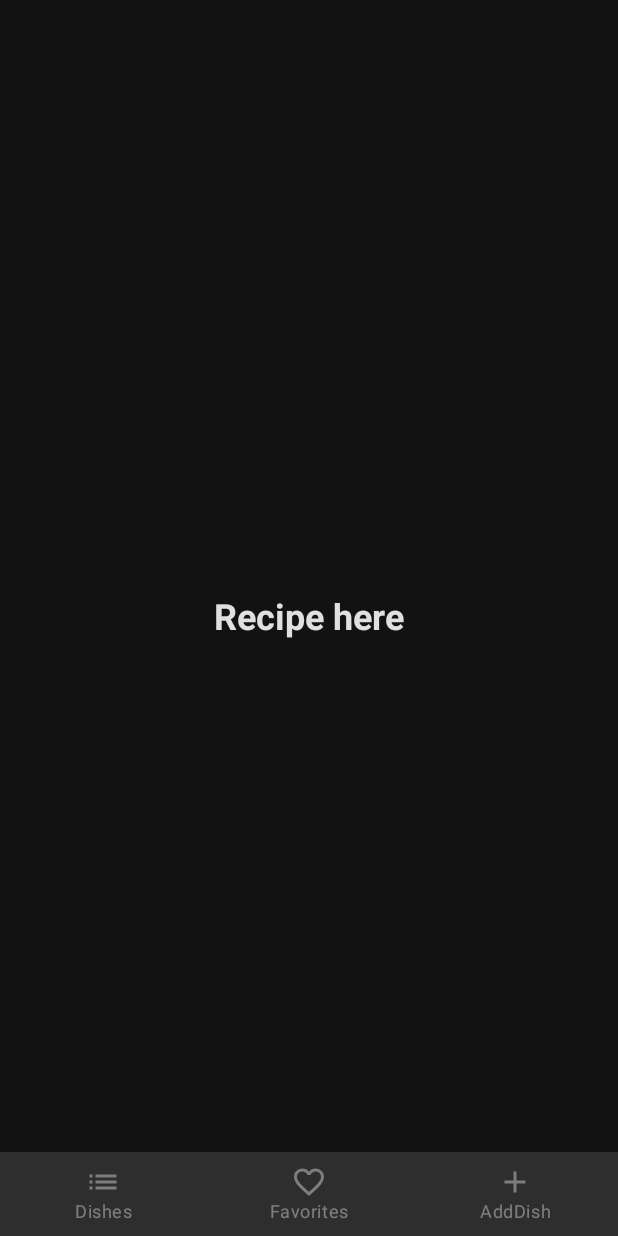
After one commit to qveex/BookOfRecipesAndroid, an Android app built with Jetpack Compose: the RecipeScreen screen opened through its navigation route, on a phone screen of 412 x 824 dp. The commit adds this screen. Run offline under Robolectric (Android 15) with nearby library versions, the phone set to English and light mode, and no system bars; our stand-ins replace Room's generated code.

Commit message:
- added more screens in graph - some rename and restruct in system - bla bla bla (test onClick in Dish row)

```diff
--- a/app/src/main/java/com/example/bookofrecipes/MainActivity.kt
+++ b/app/src/main/java/com/example/bookofrecipes/MainActivity.kt
@@ -21,7 +21,6 @@ class MainActivity : ComponentActivity() {
             BookOfRecipesTheme(true) {
 
                 MainScreen(recipeViewModel = recipeViewModel)
-                //Dishes(recipeViewModel)
 
             }
         }
--- a/app/src/main/java/com/example/bookofrecipes/screens/ListDishScreen.kt
+++ b/app/src/main/java/com/example/bookofrecipes/screens/ListDishScreen.kt
@@ -5,20 +5,19 @@ import androidx.compose.material.Scaffold
 import androidx.compose.runtime.Composable
 import androidx.compose.runtime.getValue
 import androidx.compose.ui.graphics.Color
+import androidx.navigation.NavController
 import androidx.navigation.compose.rememberNavController
 import com.example.bookofrecipes.controllers.BookOfRecipes
 import com.example.bookofrecipes.viewmodel.RecipeViewModel
 import com.example.bookofrecipes.widgets.DishList
 import com.example.bookofrecipes.widgets.MainAppBar
-import com.example.bookofrecipes.widgets.others.BottomNavGraph
 import com.example.bookofrecipes.widgets.others.SearchWidgetState
 
 @Composable
-fun ListDishScreen(recipeViewModel: RecipeViewModel) {
+fun ListDishScreen(recipeViewModel: RecipeViewModel, navController: NavController) {
 
     val searchWidgetState by recipeViewModel.searchWidgetState
     val searchTextState by recipeViewModel.searchTextState
-    val navController = rememberNavController()
 
     Scaffold(
         topBar = {
@@ -44,7 +43,7 @@ fun ListDishScreen(recipeViewModel: RecipeViewModel) {
         backgroundColor = Color.DarkGray
     ) {
 
-        DishList(dishes = BookOfRecipes.getAllDishes())
+        DishList(dishes = BookOfRecipes.getAllDishes(), navController = navController)
 
     }
 }
--- a/app/src/main/java/com/example/bookofrecipes/screens/MainScreen.kt
+++ b/app/src/main/java/com/example/bookofrecipes/screens/MainScreen.kt
@@ -4,14 +4,14 @@ import androidx.compose.material.Scaffold
 import androidx.compose.runtime.Composable
 import androidx.navigation.compose.rememberNavController
 import com.example.bookofrecipes.viewmodel.RecipeViewModel
-import com.example.bookofrecipes.widgets.BottomBar
-import com.example.bookofrecipes.widgets.others.BottomNavGraph
+import com.example.bookofrecipes.widgets.nav.BottomBar
+import com.example.bookofrecipes.widgets.nav.BottomNavGraph
 
 @Composable
 fun MainScreen(recipeViewModel: RecipeViewModel) {
     val navController = rememberNavController()
     Scaffold(
-        bottomBar = { BottomBar(navController = navController)}
+        bottomBar = { BottomBar(navController = navController) }
     ) {
         BottomNavGraph(navController = navController, viewModel = recipeViewModel)
     }
--- /dev/null
+++ b/app/src/main/java/com/example/bookofrecipes/screens/RecipeScreen.kt
@@ -0,0 +1,25 @@
+package com.example.bookofrecipes.screens
+
+import androidx.compose.foundation.layout.Box
+import androidx.compose.foundation.layout.fillMaxSize
+import androidx.compose.material.MaterialTheme
+import androidx.compose.material.Text
+import androidx.compose.runtime.Composable
+import androidx.compose.ui.Alignment
+import androidx.compose.ui.Modifier
+import androidx.compose.ui.text.font.FontWeight
+
+@Composable
+fun RecipeScreen() {
+    Box(
+        modifier = Modifier
+            .fillMaxSize(),
+        contentAlignment = Alignment.Center
+    ) {
+        Text(
+            text = "Recipe here",
+            fontSize = MaterialTheme.typography.h5.fontSize,
+            fontWeight = FontWeight.Bold
+        )
+    }
+}
--- a/app/src/main/java/com/example/bookofrecipes/widgets/DishItem.kt
+++ b/app/src/main/java/com/example/bookofrecipes/widgets/DishItem.kt
@@ -2,31 +2,38 @@ package com.example.bookofrecipes.widgets
 
 import androidx.compose.foundation.background
 import androidx.compose.foundation.border
-import androidx.compose.foundation.layout.*
-import androidx.compose.foundation.shape.CircleShape
+import androidx.compose.foundation.clickable
+import androidx.compose.foundation.layout.Column
+import androidx.compose.foundation.layout.fillMaxWidth
+import androidx.compose.foundation.layout.padding
 import androidx.compose.foundation.shape.RoundedCornerShape
+import androidx.compose.material.Surface
 import androidx.compose.material.Text
 import androidx.compose.runtime.Composable
 import androidx.compose.ui.Modifier
-import androidx.compose.ui.draw.clip
 import androidx.compose.ui.graphics.Color
-import androidx.compose.ui.text.font.FontFamily
-import androidx.compose.ui.text.font.FontWeight
 import androidx.compose.ui.tooling.preview.Preview
 import androidx.compose.ui.unit.dp
+import androidx.navigation.NavController
 import com.example.bookofrecipes.models.Dish
-import com.example.bookofrecipes.models.Recipe
 import com.example.bookofrecipes.ui.theme.Typography
+import com.example.bookofrecipes.widgets.nav.Screen
 
 @Composable
-fun DishItem(dish: Dish) {
+fun DishItem(dish: Dish, navController: NavController) {
 
+
+    Surface(
+        modifier = Modifier
+            .clickable { navController.navigate(route = Screen.Dish.route) }
+            .background(Color.DarkGray),
+        color = Color.DarkGray
+    ) {
         Column(
             modifier = Modifier
-            //.background(Color.LightGray)
                 .fillMaxWidth()
                 .border(width = 1.dp, color = Color.LightGray, shape = RoundedCornerShape(116.dp))
-            .padding(14.dp),
+                .padding(14.dp)
             //verticalAlignment = Alignment.CenterVertically,
             //horizontalArrangement = Arrangement.spacedBy(12.dp)
         ) {
@@ -35,11 +42,11 @@ fun DishItem(dish: Dish) {
                 text = dish.name,
                 fontSize = Typography.subtitle1.fontSize,
                 color = Color.White,
-            //fontFamily = FontFamily.SansSerif,
-            //fontWeight = FontWeight.Bold
             )
 
         }
+    }
+
 
 }
 
@@ -48,11 +55,11 @@ fun DishItem(dish: Dish) {
 @Preview
 fun DishItemPreview() {
 
-    DishItem(
+    /*DishItem(
         dish = Dish.build(
             recipes = mutableListOf<Recipe>(),
             name = "Утка по татарски"
         ){  }
-    )
+    )*/
 
 }
--- a/app/src/main/java/com/example/bookofrecipes/widgets/DishList.kt
+++ b/app/src/main/java/com/example/bookofrecipes/widgets/DishList.kt
@@ -6,11 +6,11 @@ import androidx.compose.foundation.lazy.LazyColumn
 import androidx.compose.foundation.lazy.items
 import androidx.compose.runtime.Composable
 import androidx.compose.ui.unit.dp
-import com.example.bookofrecipes.controllers.BookOfRecipes
+import androidx.navigation.NavController
 import com.example.bookofrecipes.models.Dish
 
 @Composable
-fun DishList(dishes: List<Dish>) {
+fun DishList(dishes: List<Dish>, navController: NavController) {
     LazyColumn(
         contentPadding = PaddingValues(all = 12.dp),
         verticalArrangement = Arrangement.spacedBy(12.dp)
@@ -28,7 +28,7 @@ fun DishList(dishes: List<Dish>) {
             }
         }*/
         items(items = dishes) { dish ->
-            DishItem(dish = dish)
+            DishItem(dish = dish, navController = navController)
         }
     }
 }
--- a/app/src/main/java/com/example/bookofrecipes/widgets/BottomBar.kt
+++ b/app/src/main/java/com/example/bookofrecipes/widgets/nav/BottomBar.kt
@@ -1,23 +1,21 @@
-package com.example.bookofrecipes.widgets
+package com.example.bookofrecipes.widgets.nav
 
 import androidx.compose.foundation.layout.RowScope
 import androidx.compose.material.*
 import androidx.compose.runtime.Composable
 import androidx.compose.runtime.getValue
-import androidx.compose.ui.graphics.Color
 import androidx.navigation.NavDestination
 import androidx.navigation.NavDestination.Companion.hierarchy
 import androidx.navigation.NavGraph.Companion.findStartDestination
 import androidx.navigation.NavHostController
 import androidx.navigation.compose.currentBackStackEntryAsState
-import com.example.bookofrecipes.widgets.others.BottomBarScreen
 
 @Composable
 fun BottomBar(navController: NavHostController) {
     val screens = listOf(
-        BottomBarScreen.Dishes,
-        BottomBarScreen.Favorites,
-        BottomBarScreen.AddDish
+        Screen.Dishes,
+        Screen.Favorites,
+        Screen.AddDish
     )
     val navBackStackEntry by navController.currentBackStackEntryAsState()
     val currentDestination = navBackStackEntry?.destination
@@ -32,7 +30,7 @@ fun BottomBar(navController: NavHostController) {
 
 @Composable
 fun RowScope.AddItem(
-    screen: BottomBarScreen,
+    screen: Screen,
     currentDestination: NavDestination?,
     navController: NavHostController
 ) {
--- /dev/null
+++ b/app/src/main/java/com/example/bookofrecipes/widgets/nav/BottomNavGraph.kt
@@ -0,0 +1,32 @@
+package com.example.bookofrecipes.widgets.nav
+
+import androidx.compose.runtime.Composable
+import androidx.navigation.NavHostController
+import androidx.navigation.compose.NavHost
+import androidx.navigation.compose.composable
+import com.example.bookofrecipes.screens.*
+import com.example.bookofrecipes.viewmodel.RecipeViewModel
+
+@Composable
+fun BottomNavGraph(navController: NavHostController, viewModel: RecipeViewModel) {
+    NavHost(
+        navController = navController,
+        startDestination = Screen.Dishes.route
+    ) {
+        composable(route = Screen.Dishes.route) {
+            ListDishScreen(recipeViewModel = viewModel, navController = navController)
+        }
+        composable(route = Screen.Favorites.route) {
+            FavoritesScreen()
+        }
+        composable(route = Screen.AddDish.route) {
+            AddDishScreen()
+        }
+        composable(route = Screen.Dish.route) {
+            DishScreen()
+        }
+        composable(route = Screen.Recipe.route) {
+            RecipeScreen()
+        }
+    }
+}
```
Also changed, not shown: app/src/main/java/com/example/bookofrecipes/screens/ListRecipeScreen.kt (deleted, +0 -8 lines), app/src/main/java/com/example/bookofrecipes/widgets/nav/Screen.kt (added, +41 -0 lines), app/src/main/java/com/example/bookofrecipes/widgets/others/BottomBarScreen.kt (deleted, +0 -31 lines), app/src/main/java/com/example/bookofrecipes/widgets/others/BottomNavGraph.kt (deleted, +0 -28 lines). Lines whose indentation alone changed are shown as unchanged.
